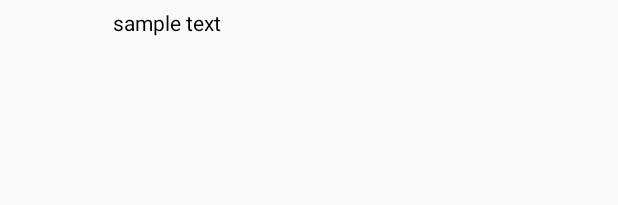
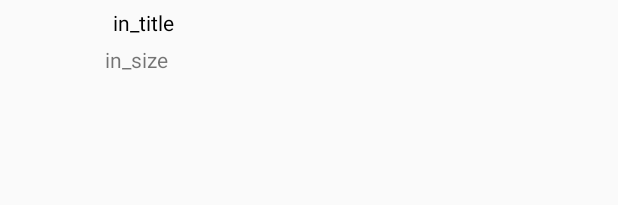
Before and after one commit to masterpiece015v/mycamera2, an Android app: the layout list_item.xml on its own in the app's theme, with its tools: preview values and no code run, on a phone screen of 412 x 824 dp. Shown: the top 205 px of the screen. Run offline under Robolectric (Android 15) with nearby library versions, the phone set to English and light mode, and no system bars; network calls fail.

Commit message:
2019-01-15-2318

```diff
--- a/app/build.gradle
+++ b/app/build.gradle
@@ -36,5 +36,8 @@ dependencies {
     compile "org.jetbrains.kotlinx:kotlinx-coroutines-android:$coroutines_version"
     compile 'com.github.kittinunf.fuel:fuel:1.11.0'
     compile 'com.github.kittinunf.fuel:fuel-gson:1.11.0'
+    implementation 'com.squareup.okhttp3:okhttp:3.12.1'
+    implementation 'com.eclipsesource.minimal-json:minimal-json:0.9.5'
+
 
 }
--- a/app/src/main/java/tokyo/mp015v/mycamera/ListAdapter.kt
+++ b/app/src/main/java/tokyo/mp015v/mycamera/ListAdapter.kt
@@ -29,6 +29,8 @@ class ListAdapter(context: Context, resource : Int, items : List<ListItem>) : Ar
 
         val title = view.findViewById<TextView>(R.id.title)
         title.text = item.title
+        val size = view.findViewById<TextView>(R.id.size)
+        size.text = item.size.toString()
         return view
     }
 
--- a/app/src/main/java/tokyo/mp015v/mycamera/ListItem.kt
+++ b/app/src/main/java/tokyo/mp015v/mycamera/ListItem.kt
@@ -2,8 +2,9 @@ package tokyo.mp015v.mycamera
 
 import android.graphics.Bitmap
 
-class ListItem(thumbnail : Bitmap?, title :String , path : String){
+class ListItem(thumbnail : Bitmap?, title :String , path : String ,size : Long){
     val thumbnail = thumbnail
     val title = title
     val path = path
+    val size = size
 }
--- a/app/src/main/res/layout/activity_main3.xml
+++ b/app/src/main/res/layout/activity_main3.xml
@@ -11,14 +11,13 @@
         android:layout_width="wrap_content"
         android:layout_height="wrap_content"
         android:layout_marginStart="8dp"
-        android:layout_marginLeft="8dp"
         android:layout_marginTop="8dp"
         android:text="Button"
         app:layout_constraintStart_toStartOf="parent"
         app:layout_constraintTop_toTopOf="parent" />
 
     <TextView
-        android:id="@+id/textView"
+        android:id="@+id/textView3"
         android:layout_width="wrap_content"
         android:layout_height="wrap_content"
         android:layout_marginStart="8dp"
@@ -36,4 +35,5 @@
         app:layout_constraintStart_toStartOf="parent"
         app:layout_constraintTop_toBottomOf="@+id/button4"
         app:srcCompat="@mipmap/ic_launcher" />
+
 </android.support.constraint.ConstraintLayout>
--- a/app/src/main/res/layout/list_item.xml
+++ b/app/src/main/res/layout/list_item.xml
@@ -8,16 +8,28 @@
         android:id="@+id/thumbnail"
         android:layout_width="70dp"
         android:layout_height="70dp"
-        android:padding="3dp"/>
+        android:padding="3dp" />
 
-    <TextView
-        android:id="@+id/title"
-        android:layout_width="wrap_content"
-        android:layout_height="70dp"
-        android:textColor="#000"
-        android:padding="5dp"
-        android:gravity="top"
-        android:maxLines="1"
-        android:text="sample text"/>
+    <LinearLayout
+        android:layout_width="match_parent"
+        android:layout_height="match_parent"
+        android:orientation="vertical">
+
+        <TextView
+            android:id="@+id/title"
+            android:layout_width="match_parent"
+            android:layout_height="wrap_content"
+            android:gravity="top"
+            android:maxLines="1"
+            android:padding="5dp"
+            android:text="in_title"
+            android:textColor="#000" />
+
+        <TextView
+            android:id="@+id/size"
+            android:layout_width="match_parent"
+            android:layout_height="wrap_content"
+            android:text="in_size" />
+    </LinearLayout>
 
 </LinearLayout>
```
Also changed, not shown: app/src/main/java/tokyo/mp015v/mycamera/Main2Activity.kt (+8 -4 lines), app/src/main/java/tokyo/mp015v/mycamera/Main3Activity.kt (+54 -26 lines), app/src/main/java/tokyo/mp015v/mycamera/RequestsJson.kt (deleted, +0 -19 lines), app/src/main/java/tokyo/mp015v/mycamera/ResponsesJson.kt (deleted, +0 -51 lines).
